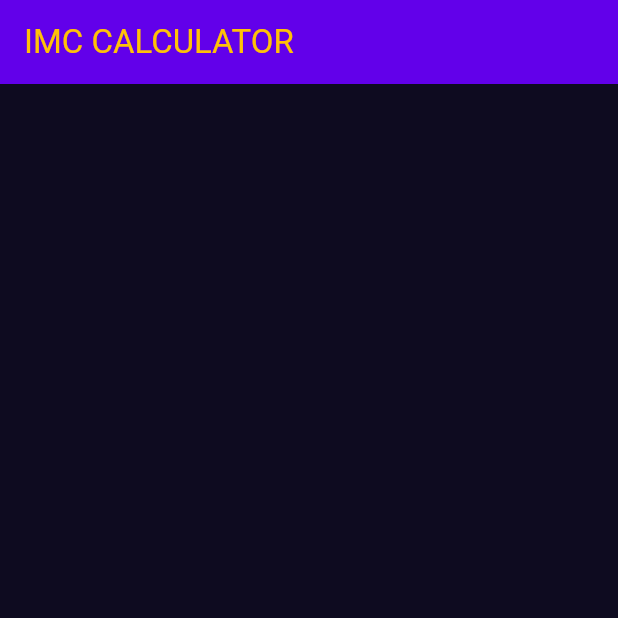
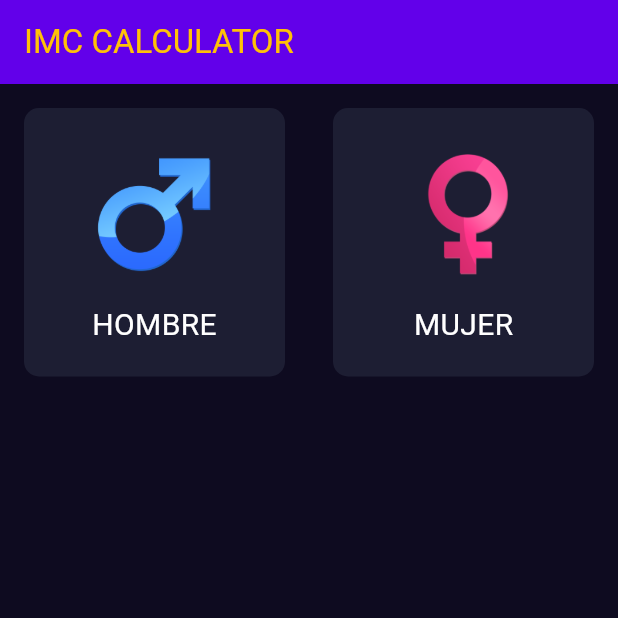
Before and after one commit to kba1986cr/aprendiendoFlutter, a Flutter app: the screen it shows after launch, on a phone screen of 412 x 824 dp, the top half of it. Run offline on Flutter 3.47's test engine with Material 3 defaults, Android fonts, the phone set to English and light mode, and no system bars.

Commit message:
IMC_Dos fonts->text

```diff
--- a/imc_dos/lib/components/gender_selector.dart
+++ b/imc_dos/lib/components/gender_selector.dart
@@ -1,4 +1,6 @@
 import 'package:flutter/material.dart';
+import 'package:imc_dos/core/app_colors.dart';
+import 'package:imc_dos/core/text_styles.dart';
 
 class GenderSelector extends StatefulWidget {
   const GenderSelector({super.key});
@@ -14,17 +16,65 @@ class _GenderSelectorState extends State<GenderSelector> {
   Widget build(BuildContext context) {
     return Row(
       children: [
-        Column(
+        Expanded(
+          child: Padding(
+            padding: const EdgeInsets.only(
+              left: 16,
+              top: 16,
+              right: 16,
+              bottom: 8,
+            ),
+            child: Container(
+              decoration: BoxDecoration(
+                color:
+                    selectedGender == "Hombre"
+                        ? AppColors.backgroundComponetSelected
+                        : AppColors.backgroundComponent,
+                borderRadius: BorderRadius.circular(10),
+              ),
+              child: Padding(
+                padding: const EdgeInsets.all(20),
+                child: Column(
                   children: [
                     //
-            //Image.asset("assets/images/male.png"),
+                    Image.asset("assets/images/m.png", height: 100),
+                    SizedBox(height: 10),
+                    Text("Hombre".toUpperCase(), style: TextStyles.bodyText),
                   ],
                 ),
-        Column(
+              ),
+            ),
+          ),
+        ),
+        Expanded(
+          child: Padding(
+            padding: const EdgeInsets.only(
+              left: 16,
+              top: 16,
+              right: 16,
+              bottom: 8,
+            ),
+            child: Container(
+              decoration: BoxDecoration(
+                color:
+                    selectedGender == "Mujer"
+                        ? AppColors.backgroundComponetSelected
+                        : AppColors.backgroundComponent,
+                borderRadius: BorderRadius.circular(10),
+              ),
+              child: Padding(
+                padding: const EdgeInsets.all(20),
+                child: Column(
                   children: [
                     //
-            //Image.asset("assets/images/female.png"),
+                    Image.asset("assets/images/f.png", height: 100),
+                    SizedBox(height: 10),
+                    Text("Mujer".toUpperCase(), style: TextStyles.bodyText),
                   ],
+                ),
+              ),
+            ),
+          ),
         ),
       ],
     );
--- /dev/null
+++ b/imc_dos/lib/core/text_styles.dart
@@ -0,0 +1,20 @@
+import 'dart:ui';
+import 'package:flutter/material.dart';
+
+class TextStyles {
+  static const TextStyle bodyText = TextStyle(
+    color: Colors.white,
+    fontSize: 20,
+  );
+
+  /*
+  static const String fontFamily = 'Poppins';
+  static const String fontFamilyBold = 'Poppins-Bold';
+  static const String fontFamilyMedium = 'Poppins-Medium';
+  static const String fontFamilyLight = 'Poppins-Light';
+  static const String fontFamilySemiBold = 'Poppins-SemiBold';
+  static const String fontFamilyThin = 'Poppins-Thin';
+  static const String fontFamilyBlack = 'Poppins-Black';
+  static const String fontFamilyExtraBold = 'Poppins-ExtraBold';
+  */
+}
```
Also changed, not shown: imc_dos/assets/images/f.png (added), imc_dos/assets/images/m.png (added). Lines whose indentation alone changed are shown as unchanged.
